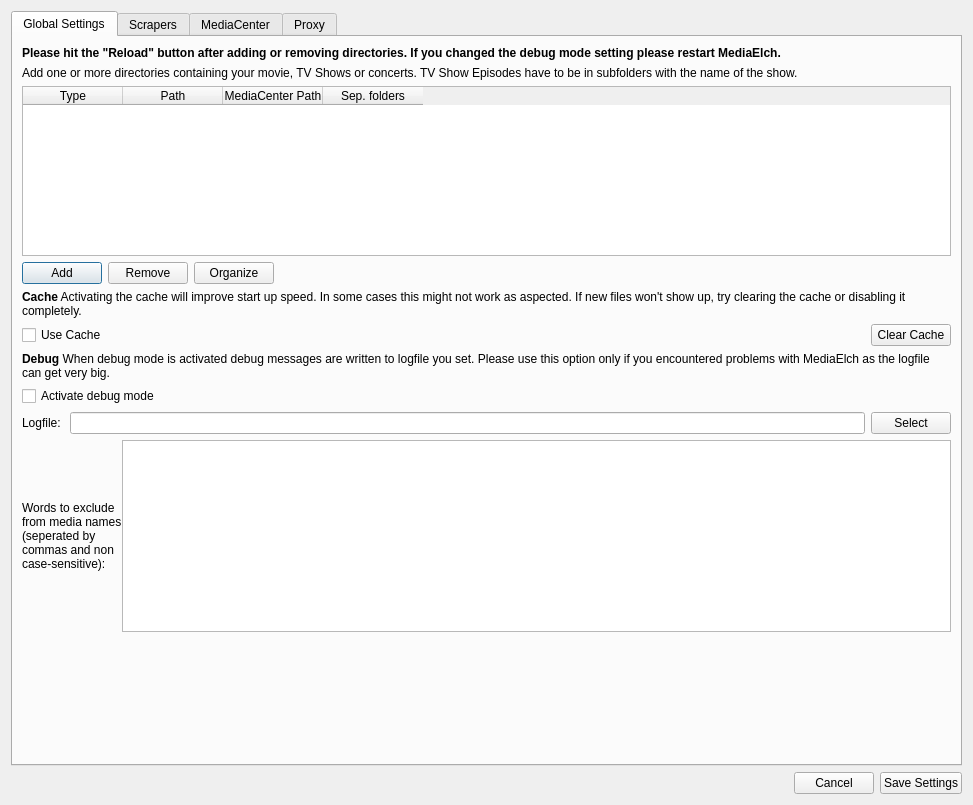
Qt form settings/SettingsWidget.ui (Komet/MediaElch) before a commit.
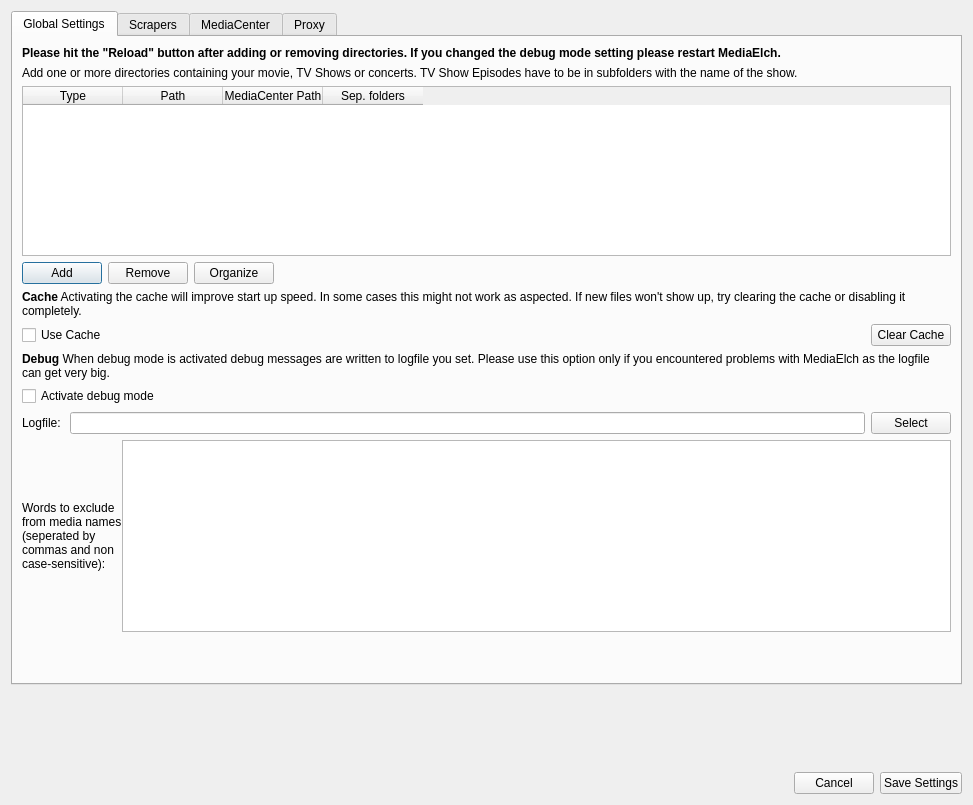
The same form after that commit. The open tabs and pages were chosen to show the change. Icons and pictures are not drawn.

```diff
--- a/settings/SettingsWidget.ui
+++ b/settings/SettingsWidget.ui
@@ -22,7 +22,7 @@
   <property name="modal">
    <bool>true</bool>
   </property>
-  <layout class="QVBoxLayout" name="verticalLayout" stretch="0,0">
+  <layout class="QVBoxLayout" name="verticalLayout" stretch="0,1">
    <item>
     <widget class="QTabWidget" name="tabWidget">
      <property name="focusPolicy">
@@ -1020,6 +1020,19 @@
     </widget>
    </item>
    <item>
+     <spacer name="verticalSpacer">
+      <property name="orientation">
+       <enum>Qt::Vertical</enum>
+      </property>
+      <property name="sizeHint" stdset="0">
+       <size>
+        <width>20</width>
+        <height>40</height>
+       </size>
+      </property>
+     </spacer>
+    </item>
+    <item>
     <layout class="QHBoxLayout" name="horizontalLayout_7">
      <item>
       <spacer name="horizontalSpacer_4">
```
Left out of the diff: 8 changed lines with no effect on the pictures.
